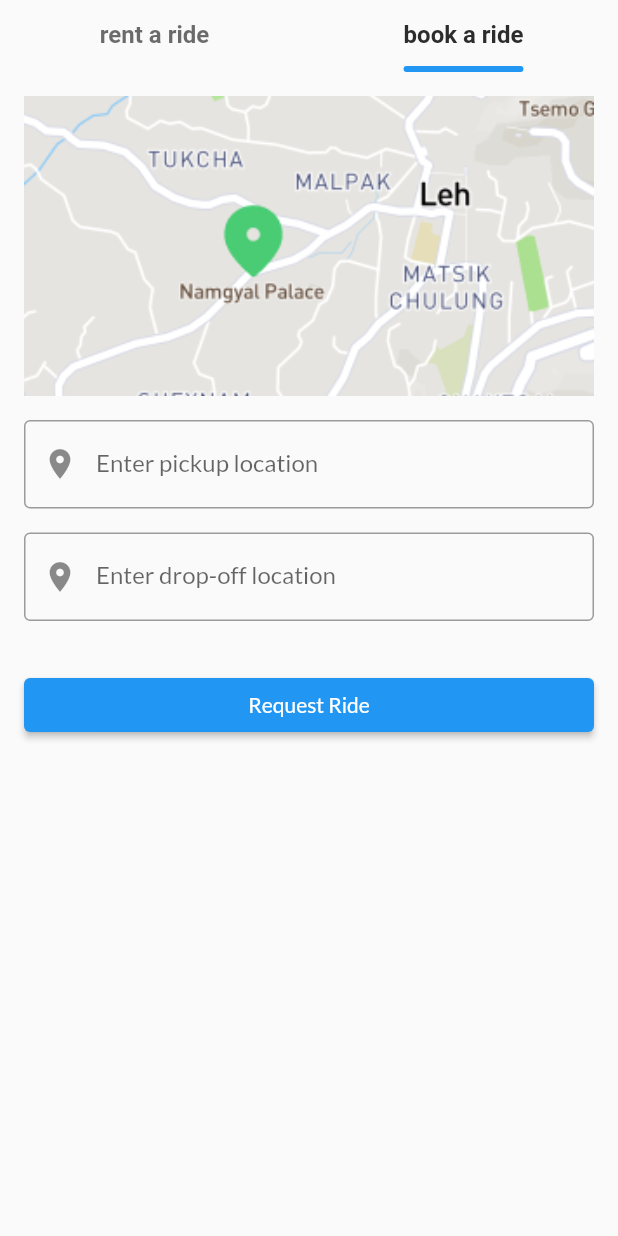
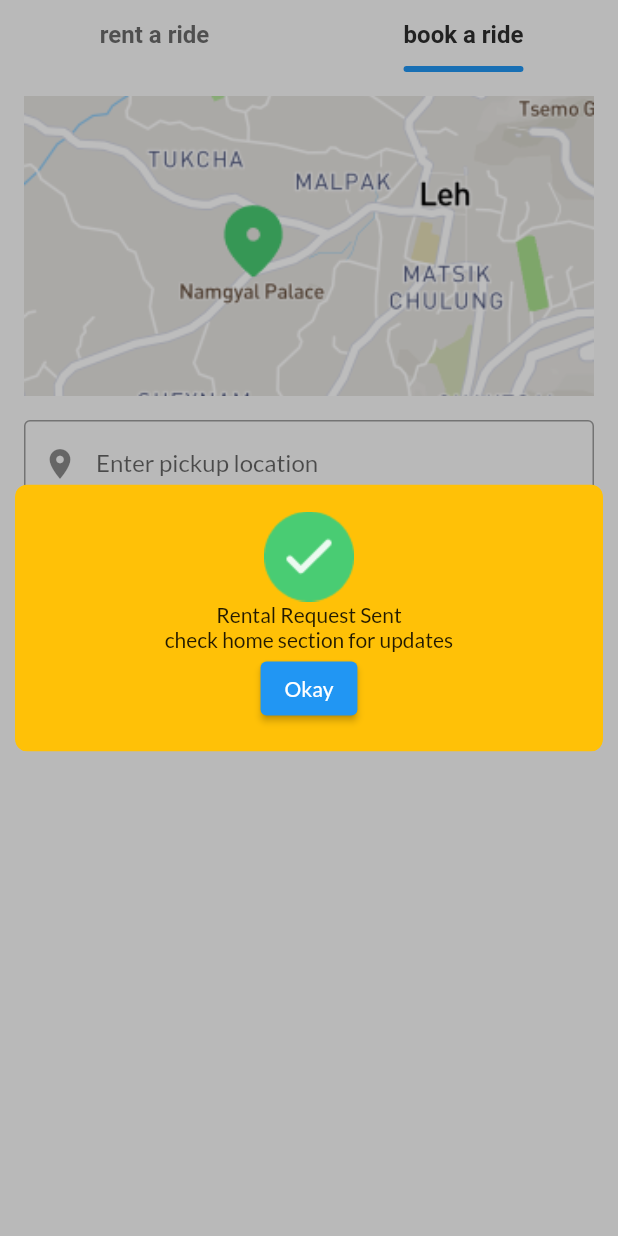
Before and after one commit to anshd258/Deep-Store, a Flutter app: the TwoItemTabView screen opened directly, tab 2 chosen, after a tap on "Request Ride", on a phone screen of 412 x 824 dp. Run offline on Flutter 3.47's test engine with Material 2 defaults, Android fonts, the phone set to English and light mode, and no system bars; drawn by our look-alikes of figma_squircle; our stand-ins replace bloc, flutter_animate, flutter_bloc, flutter_svg, google_fonts; network calls fail.

Commit message:
UI changes in rides and rentals

```diff
--- a/customer/lib/data/models/rental.dart
+++ b/customer/lib/data/models/rental.dart
@@ -1,32 +1,55 @@
+
+import '../../middleware/helpers/constants.dart';
+
 class Rental {
   final int id;
   final String name;
-  final int engineCapacity;
-  final int mileage;
   final int price;
   final List<String> images;
 
-  Rental(this.id, this.name, this.engineCapacity, this.mileage, this.price, this.images);
+  final VehicleType type;
+  final int? engineCapacity;
+  final int? mileage;
+  final String? fuelType;
+  final int? seatingCapacity;
+
+  Rental({
+    required this.id,
+    required this.name,
+    required this.price,
+    required this.type,
+    required this.images,
+    this.engineCapacity,
+    this.mileage,
+    this.fuelType,
+    this.seatingCapacity,
+  });
 
   Map<String, dynamic> toJson() {
     return {
       'id': id,
       'name': name,
+      'price': price,
+      'type': type.toString(),
+      'images': images,
       'engineCapacity': engineCapacity,
       'mileage': mileage,
-      'price': price,
-      'images': images,
+      'fuelType': fuelType,
+      'seatingCapacity': seatingCapacity,
     };
   }
 
   factory Rental.fromJson(Map<String, dynamic> json) {
     return Rental(
-      json['id'],
-      json['name'],
-      json['engineCapacity'],
-      json['mileage'],
-      json['price'],
-      (json['images'] as List<dynamic>).cast<String>(),
+      id: json['id'],
+      name: json['name'],
+      price: json['price'],
+      type: VehicleTypeExtension.fromString(json['type']),
+      images: (json['images'] as List<dynamic>).cast<String>(),
+      engineCapacity: json['engineCapacity'],
+      mileage: json['mileage'],
+      fuelType: json['fuelType'],
+      seatingCapacity: json['seatingCapacity'],
     );
   }
 }
--- a/customer/lib/middleware/helpers/constants.dart
+++ b/customer/lib/middleware/helpers/constants.dart
@@ -2,3 +2,17 @@ enum RequestStatus{cart, pending,ongoing, success, failed}
 enum QueryType{get,post}
 
 enum value { FOOD, RIDES, RENTALS }
+enum VehicleType {TWO_WHEELER, FOUR_WHEELER}
+
+extension VehicleTypeExtension on VehicleType {
+  String toShortString() {
+    return this.toString().split('.').last;
+  }
+
+  static VehicleType fromString(String? value) {
+    return VehicleType.values.firstWhere(
+      (type) => type.toShortString() == value,
+      orElse: () => VehicleType.TWO_WHEELER,
+    );
+  }
+}
--- a/customer/lib/presentation/screens/food/fooddetails.dart
+++ b/customer/lib/presentation/screens/food/fooddetails.dart
@@ -25,10 +25,10 @@ class _FoodDetailSelectorState extends State<FoodDetailSelector> {
           children: [
             SizedBox(
               height: 200,
+              width: MediaQuery.of(context).size.width,
               child: Image.network(
                 widget.food.images[0],
                 fit: BoxFit.cover,
-                height: 200,
                 frameBuilder: (context, child, frame, wasSynchronouslyLoaded) =>
                     frame == null
                         ? const Center(
--- a/customer/lib/presentation/screens/vehicle/rentalselect.dart
+++ b/customer/lib/presentation/screens/vehicle/rentalselect.dart
@@ -18,7 +18,6 @@ class RentalSelect extends StatelessWidget {
             Container(
               height: 50,
               width: MediaQuery.of(context).size.width,
-              color: Colors.amber,
               child: Row(
                 mainAxisAlignment: MainAxisAlignment.spaceEvenly,
                 children: [
@@ -42,10 +41,7 @@ class RentalSelect extends StatelessWidget {
                       itemBuilder: (context, index) {
                         Rental rental = rentalList[index];
                         return RentalItemCard(
-                          name: rental.name,
-                          price: rental.price,
-                          images: rental.images,
-                          onClick: () {},
+                          rental: rental,
                         );
                       })
                   : const Center(child: CircularProgressIndicator.adaptive()),
@@ -62,7 +58,8 @@ class LabeledToggleButton extends StatefulWidget {
   final bool initialValue;
   final ValueChanged<bool> onChanged;
 
-  LabeledToggleButton({
+  const LabeledToggleButton({
+    super.key,
     required this.label,
     required this.initialValue,
     required this.onChanged,
@@ -86,8 +83,10 @@ class _LabeledToggleButtonState extends State<LabeledToggleButton> {
     return Row(
       children: [
         Text(widget.label),
-        SizedBox(width: 10),
+        const SizedBox(width: 10),
         Switch(
+          activeColor: Colors.white,
+          activeTrackColor: const Color.fromRGBO(168, 217, 119, 1),
           value: _value,
           onChanged: (newValue) {
             setState(() {
--- a/customer/lib/presentation/screens/vehicle/rideselect.dart
+++ b/customer/lib/presentation/screens/vehicle/rideselect.dart
@@ -1,6 +1,9 @@
 import 'package:customer/middleware/blocs/ride/ride_bloc.dart';
 import 'package:flutter/material.dart';
 import 'package:flutter_bloc/flutter_bloc.dart';
+
+import '../../widgets/rentalitemcard.dart';
+import '../../widgets/squicircle.dart';
 
 class RideSelect extends StatelessWidget {
   const RideSelect({super.key});
@@ -45,6 +48,20 @@ class RideSelect extends StatelessWidget {
                 const SizedBox(height: 32.0),
                 ElevatedButton(
                   onPressed: () {
+                     showDialog(
+                                    barrierColor: Colors.black26,
+                                    context: context,
+                                    builder: (context) {
+                                      return const Center(
+                                        child: IntrinsicHeight(
+                                          child: SquicircleContainer(
+                                              margin: EdgeInsets.all(10),
+                                              width: double.infinity,
+                                              color: Colors.amber,
+                                              child: PopUpMessage()),
+                                        ),
+                                      );
+                                    });
                     context.read<RideBloc>().add(CreateRideRequest(pickUpLocation: pickupController.text, dropOffLocation: dropoffController.text, pickUpCoordinates: '123.123', dropOffCoordinates: '123.123'));
                   },
                   child: const Text('Request Ride'),
--- a/customer/lib/presentation/widgets/rentalitemcard.dart
+++ b/customer/lib/presentation/widgets/rentalitemcard.dart
@@ -1,16 +1,16 @@
+import 'package:common/common.dart';
+import 'package:customer/middleware/helpers/constants.dart';
 import 'package:customer/presentation/widgets/squicircle.dart';
 import 'package:flutter/material.dart';
+import '../../data/models/rental.dart';
 
 class RentalItemCard extends StatefulWidget {
-  const RentalItemCard(
-      {super.key,
-      required this.name,
-      required this.price,
-      this.onClick, required this.images});
-  final String name;
-  final List<String> images;
-  final int price;
-  final VoidCallback? onClick;
+  const RentalItemCard({
+    super.key,
+    required this.rental,
+  });
+
+  final Rental rental;
   @override
   State<RentalItemCard> createState() => _RentalItemCardState();
 }
@@ -34,9 +34,15 @@ class _RentalItemCardState extends State<RentalItemCard> {
             crossAxisAlignment: CrossAxisAlignment.center,
             children: [
               SquicircleContainer(
-                width: 100,
-                height: 100,
-                child: Image.network(widget.images[0], fit: BoxFit.cover,),
+                width: 160,
+                height: 140,
+                child: Image.network(
+                  widget.rental.images[0],
+                  fit: BoxFit.cover,
+                ),
+              ),
+              const SizedBox(
+                width: 15.0,
               ),
               Expanded(
                 child: Padding(
@@ -48,39 +54,75 @@ class _RentalItemCardState extends State<RentalItemCard> {
                         mainAxisSize: MainAxisSize.min,
                         children: [
                           Text(
-                            widget.name,
+                            widget.rental.name,
                             style: const TextStyle(
                               fontSize: 16.0,
+                              color: Color.fromRGBO(85, 85, 85, 1),
                               fontWeight: FontWeight.w600,
                               overflow: TextOverflow.ellipsis,
                             ),
                           ),
-
+                          const SizedBox(
+                            height: 10.0,
+                          ),
+                           Row(
+                            mainAxisAlignment: MainAxisAlignment.spaceEvenly,
+                            children: widget.rental.type == VehicleType.TWO_WHEELER ? [
+                              Expanded(
+                                  child: IconText(
+                                      icon: NavBarIcons.burger, text: '${widget.rental.engineCapacity}cc')),
+                              IconText(
+                                  icon: NavBarIcons.burger, text: '${widget.rental.mileage} kmpl'),
+                            ] : [
+                              Expanded(
+                                  child: IconText(
+                                      icon: NavBarIcons.burger, text: widget.rental.fuelType.toString())),
+                              IconText(
+                                  icon: NavBarIcons.burger, text: '${widget.rental.seatingCapacity} Seater'),
+                            ],
+                          ),
+                          const SizedBox(
+                            height: 10.0,
+                          ),
+                          const Counter(),
                           const SizedBox(
                             height: 10.0,
                           ),
                           Text(
-                            'Rs. ${widget.price.toStringAsFixed(2)}',
+                            'Rs. ${widget.rental.price.toStringAsFixed(2)} per day',
                             style: const TextStyle(
-                              fontSize: 16.0,
+                              fontSize: 12,
+                              color: Color.fromRGBO(85, 85, 85, 1),
                               fontWeight: FontWeight.w600,
+                            ),
+                          ),
+                          Padding(
+                            padding:
+                                const EdgeInsets.only(bottom: 13, right: 8),
+                            child: ElevatedButton(
+                              child: const Text('Request Ride'),
+                              onPressed: () {
+                                showDialog(
+                                    barrierColor: Colors.black26,
+                                    context: context,
+                                    builder: (context) {
+                                      return const Center(
+                                        child: IntrinsicHeight(
+                                          child: SquicircleContainer(
+                                              margin: EdgeInsets.all(10),
+                                              width: double.infinity,
+                                              color: Colors.amber,
+                                              child: PopUpMessage()),
+                                        ),
+                                      );
+                                    });
+                              },
                             ),
                           ),
                         ],
                       ),
                     ],
                   ),
-                ),
-              ),
-              Padding(
-                padding: const EdgeInsets.only(bottom: 13, right: 8),
-                child: IconButton(
-                  icon: const Icon(
-                    Icons.add,
-                    size: 40.0,
-                    color: Colors.blue,
-                  ),
-                  onPressed: widget.onClick,
                 ),
               ),
             ],
@@ -90,3 +132,78 @@ class _RentalItemCardState extends State<RentalItemCard> {
     );
   }
 }
+
+class IconText extends StatelessWidget {
+  const IconText({super.key, required this.icon, required this.text});
+  final IconData icon;
+  final String text;
+  @override
+  Widget build(BuildContext context) {
+    return Row(
+      children: [
+        Icon(
+          icon,
+          size: 15,
+          color: const Color.fromRGBO(73, 204, 115, 1),
+        ),
+        const SizedBox(
+          width: 10.0,
+        ),
+        Text(
+          text,
+          style: const TextStyle(
+              fontSize: 11.2,
+              fontWeight: FontWeight.w500,
+              color: Color.fromRGBO(65, 65, 65, 0.7)),
+        )
+      ],
+    );
+  }
+}
+
+class Counter extends StatelessWidget {
+  const Counter({super.key});
+
+  @override
+  Widget build(BuildContext context) {
+    return const Row(
+      children: [
+        Icon(Icons.remove_circle, color: Color.fromRGBO(65, 65, 65, 0.7)),
+        SizedBox(
+          width: 10.0,
+        ),
+        Text('1'),
+        SizedBox(
+          width: 10.0,
+        ),
+        Icon(
+          Icons.add_circle,
+          color: Color.fromRGBO(73, 204, 115, 1),
+        ),
+      ],
+    );
+  }
+}
+
+class PopUpMessage extends StatelessWidget {
+  const PopUpMessage({super.key});
+
+  @override
+  Widget build(BuildContext context) {
+    return Padding(
+      padding: const EdgeInsets.all(18.0),
+      child: Column(
+        children: [
+          const Image(image: AssetImage('assets/check.png'), height: 60),
+          const Text('Rental Request Sent'),
+          const Text('check home section for updates'),
+          ElevatedButton(
+              onPressed: () {
+                Navigator.pop(context);
+              },
+              child: const Text('Okay'))
+        ],
+      ),
+    );
+  }
+}
```
Also changed, not shown: customer/assets/testdata.json (+62 -43 lines), customer/lib/presentation/screens/food/foodselect.dart (+4 -3 lines), customer/assets/check.png (added).
